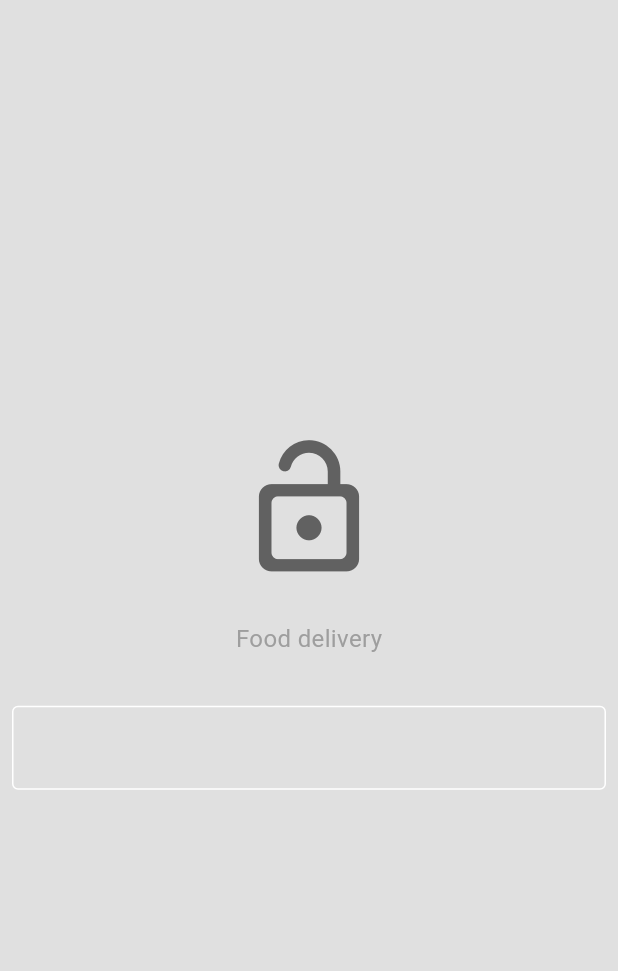
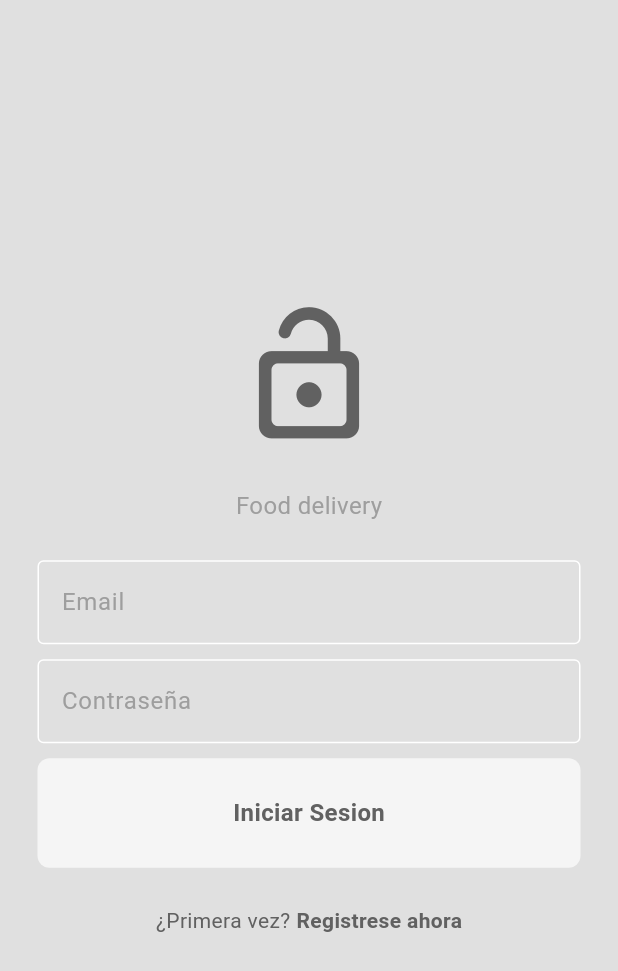
Before and after one commit to alexndrperz/OPC-flutter, a Flutter app: the screen it shows after launch, on a phone screen of 412 x 824 dp. Shown: the top 971 px of the screen. Run offline on Flutter 3.47's test engine with Material 3 defaults, Android fonts, the phone set to English and light mode, and no system bars.

Commit message:
feat: Avances en routing y pages

```diff
--- /dev/null
+++ b/deliver_ap/devtools_options.yaml
@@ -0,0 +1,3 @@
+description: This file stores settings for Dart & Flutter DevTools.
+documentation: https://docs.flutter.dev/tools/devtools/extensions#configure-extension-enablement-states
+extensions:
--- /dev/null
+++ b/deliver_ap/lib/auth/login_or_register.dart
@@ -0,0 +1,29 @@
+import 'package:deliver_ap/pages/login_page.dart';
+import 'package:deliver_ap/pages/register_page.dart';
+import 'package:flutter/material.dart';
+
+class LoginOrRegisterLayout extends StatefulWidget {
+  const LoginOrRegisterLayout({super.key});
+
+  @override
+  State<LoginOrRegisterLayout> createState() => _LoginOrRegisterLayoutState();
+}
+
+class _LoginOrRegisterLayoutState extends State<LoginOrRegisterLayout> {
+  bool showLogin = true;
+
+  void toggleRegisterAndLogView() {
+    setState(() {
+      showLogin = !showLogin;
+    });
+  }
+
+  @override
+  Widget build(BuildContext context) {
+    if (showLogin) {
+      return LoginPage(onTap: toggleRegisterAndLogView);
+    } else {
+      return RegisterPage(onTap: toggleRegisterAndLogView);
+    }
+  }
+}
--- /dev/null
+++ b/deliver_ap/lib/components/custom_button.dart
@@ -0,0 +1,33 @@
+import 'package:flutter/material.dart';
+
+class CustomButton extends StatelessWidget {
+  const CustomButton({super.key, required this.onTap, required this.text});
+
+  final Function() onTap;
+  final String text;
+
+  @override
+  Widget build(BuildContext context) {
+    return GestureDetector(
+      onTap: onTap,
+      child: Container(
+        padding: EdgeInsets.all(25),
+        margin: EdgeInsets.symmetric(horizontal: 25),
+        decoration: BoxDecoration(
+          color: Theme.of(context).colorScheme.secondary,
+          borderRadius: BorderRadius.circular(8),
+        ),
+        child: Center(
+          child: Text(
+            text,
+            style: TextStyle(
+              fontWeight: FontWeight.bold,
+              color: Theme.of(context).colorScheme.inversePrimary,
+              fontSize: 16,
+            ),
+          ),
+        ),
+      ),
+    );
+  }
+}
--- a/deliver_ap/lib/components/custom_text_field.dart
+++ b/deliver_ap/lib/components/custom_text_field.dart
@@ -15,7 +15,7 @@ class CustomTextField extends StatelessWidget {
   @override
   Widget build(BuildContext context) {
     return Padding(
-      padding: const EdgeInsets.all(8.0),
+      padding: const EdgeInsets.symmetric(horizontal: 25),
       child: TextField(
         controller: controller,
 
@@ -31,6 +31,8 @@ class CustomTextField extends StatelessWidget {
               color: Theme.of(context).colorScheme.primary,
             ),
           ),
+          hintText: hintText,
+          hintStyle: TextStyle(color: Theme.of(context).colorScheme.primary),
         ),
       ),
     );
--- a/deliver_ap/lib/main.dart
+++ b/deliver_ap/lib/main.dart
@@ -1,4 +1,6 @@
-import 'package:deliver_ap/pages/LoginPage.dart';
+import 'package:deliver_ap/auth/login_or_register.dart';
+import 'package:deliver_ap/pages/login_page.dart';
+import 'package:deliver_ap/pages/register_page.dart';
 import 'package:deliver_ap/themes/theme_provider.dart';
 import 'package:flutter/material.dart';
 import 'package:provider/provider.dart';
@@ -19,7 +21,7 @@
   Widget build(BuildContext context) {
     return MaterialApp(
       title: "demo",
-      home: LoginPage(),
+      home: LoginOrRegisterLayout(),
       debugShowCheckedModeBanner: false,
       theme: Provider.of<ThemeProvider>(context).themeData,
     );
--- a/deliver_ap/lib/pages/LoginPage.dart
+++ /dev/null
@@ -1,41 +0,0 @@
-import 'package:deliver_ap/components/custom_text_field.dart';
-import 'package:flutter/material.dart';
-
-class LoginPage extends StatelessWidget {
-  LoginPage({super.key});
-
-  final TextEditingController emailController = TextEditingController();
-  final TextEditingController passwordController = TextEditingController();
-  @override
-  Widget build(BuildContext context) {
-    return Scaffold(
-      backgroundColor: Theme.of(context).colorScheme.surface,
-      body: Center(
-        child: Column(
-          mainAxisAlignment: MainAxisAlignment.center,
-          children: [
-            Icon(
-              Icons.lock_open_rounded,
-              size: 100,
-              color: Theme.of(context).colorScheme.inversePrimary,
-            ),
-            SizedBox(height: 25),
-            Text(
-              "Food delivery",
-              style: TextStyle(
-                fontSize: 16,
-                color: Theme.of(context).colorScheme.primary,
-              ),
-            ),
-            const SizedBox(height: 25),
-            CustomTextField(
-              controller: emailController,
-              obscureText: false,
-              hintText: "Email",
-            ),
-          ],
-        ),
-      ),
-    );
-  }
-}
--- /dev/null
+++ b/deliver_ap/lib/pages/login_page.dart
@@ -0,0 +1,93 @@
+import 'package:deliver_ap/components/custom_button.dart';
+import 'package:deliver_ap/components/custom_text_field.dart';
+import 'package:deliver_ap/pages/home_page.dart';
+import 'package:flutter/material.dart';
+
+class LoginPage extends StatefulWidget {
+  const LoginPage({super.key, required this.onTap});
+
+  final Function()? onTap;
+
+  @override
+  State<LoginPage> createState() => _LoginPageState();
+}
+
+class _LoginPageState extends State<LoginPage> {
+  final TextEditingController emailController = TextEditingController();
+
+  final TextEditingController passwordController = TextEditingController();
+
+  login() {
+    Navigator.push(
+      context,
+      MaterialPageRoute(builder: (context) => const HomePage()),
+    );
+  }
+
+  @override
+  Widget build(BuildContext context) {
+    return Scaffold(
+      backgroundColor: Theme.of(context).colorScheme.surface,
+      body: Center(
+        child: Column(
+          mainAxisAlignment: MainAxisAlignment.center,
+          children: [
+            Icon(
+              Icons.lock_open_rounded,
+              size: 100,
+              color: Theme.of(context).colorScheme.inversePrimary,
+            ),
+            SizedBox(height: 25),
+            Text(
+              "Food delivery",
+              style: TextStyle(
+                fontSize: 16,
+                color: Theme.of(context).colorScheme.primary,
+              ),
+            ),
+            const SizedBox(height: 25),
+            CustomTextField(
+              controller: emailController,
+              obscureText: false,
+              hintText: "Email",
+            ),
+
+            const SizedBox(height: 10),
+            CustomTextField(
+              controller: passwordController,
+              obscureText: false,
+              hintText: "Contraseña",
+            ),
+
+            const SizedBox(height: 10),
+            CustomButton(onTap: login, text: "Iniciar Sesion"),
+            const SizedBox(height: 25),
+
+            Row(
+              mainAxisAlignment: MainAxisAlignment.center,
+              children: [
+                Text(
+                  "¿Primera vez?",
+                  style: TextStyle(
+                    color: Theme.of(context).colorScheme.inversePrimary,
+                  ),
+                ),
+                SizedBox(width: 4),
+                GestureDetector(
+                  onTap: widget.onTap,
+                  child: Text(
+                    "Registrese ahora",
+                    style: TextStyle(
+                      fontWeight: FontWeight.bold,
+                      color: Theme.of(context).colorScheme.inversePrimary,
+                    ),
+                  ),
+                ),
+              ],
+            ),
+          ],
+        ),
+      ),
+    );
+  }
+}
```
Also changed, not shown: deliver_ap/lib/pages/home_page.dart (added, +15 -0 lines), deliver_ap/lib/pages/register_page.dart (added, +94 -0 lines), deliver_ap/lib/components/custom_drawer.dart (added).
